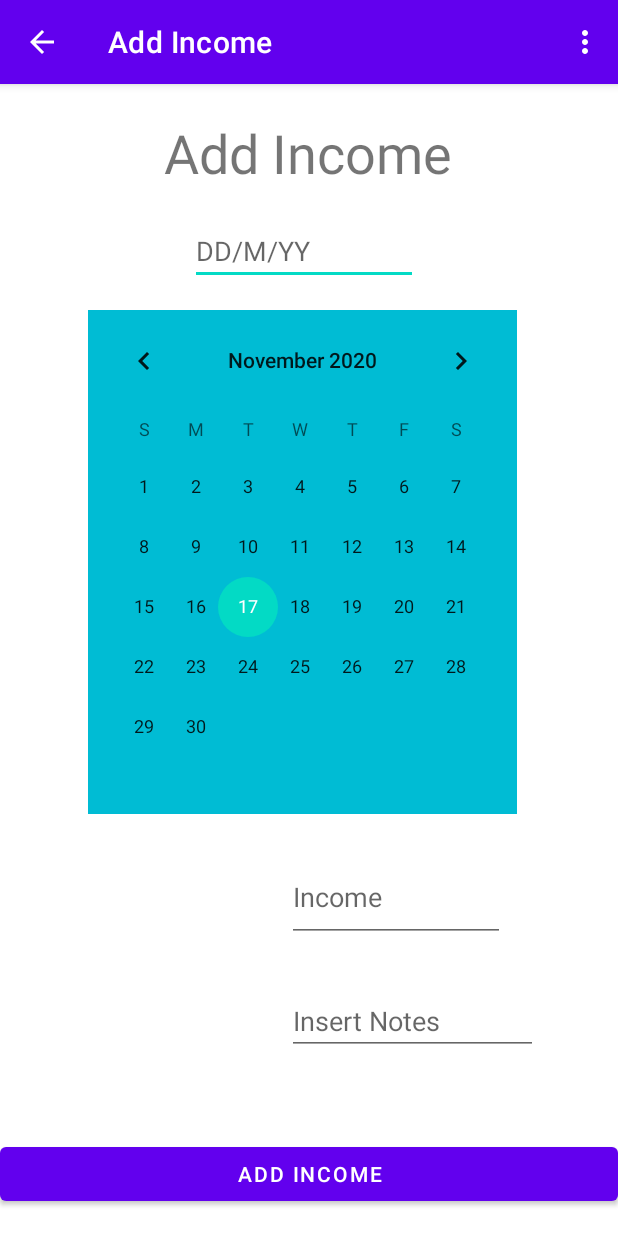
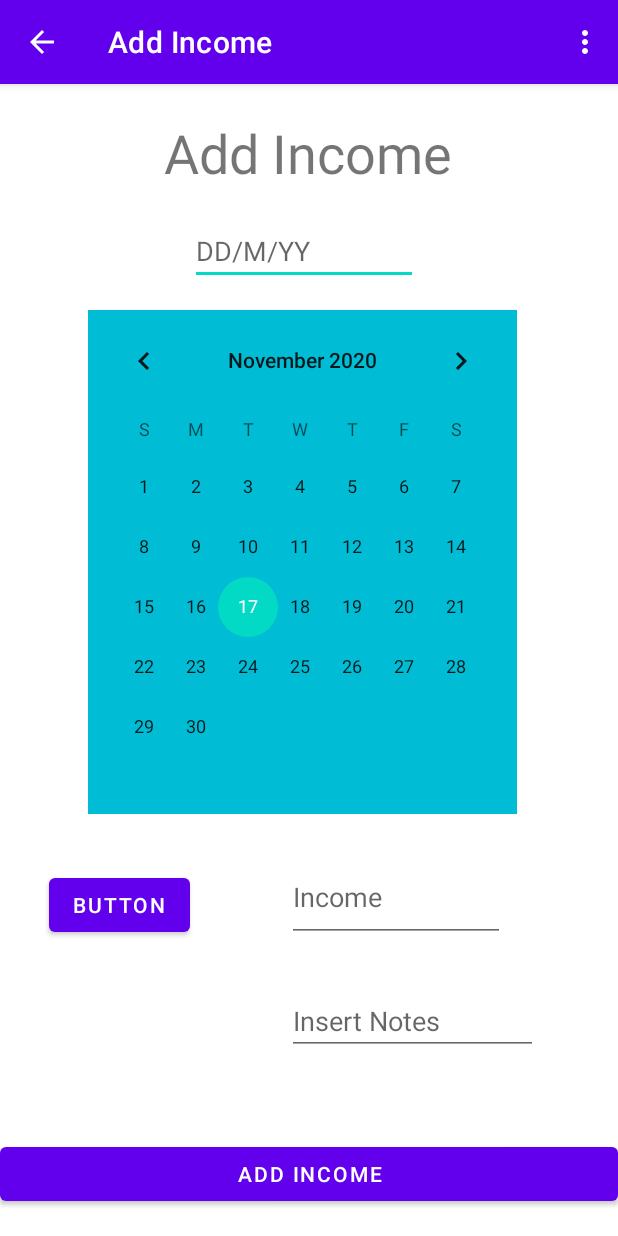
Before and after one commit to timoleonn/BudgetTrackingExpense, an Android app: the add_income screen opened directly, with no data from a screen before it, on a phone screen of 412 x 824 dp. Run offline under Robolectric (Android 15) with nearby library versions, the phone set to English and light mode, and no system bars.

Commit message:
Started on Expense

```diff
--- /dev/null
+++ b/app/src/main/java/com/example/budgettrackingexpense/Expense.java
@@ -0,0 +1,47 @@
+package com.example.budgettrackingexpense;
+
+public class Expense {
+    private String date;
+    private String note;
+    private String category;
+    private Double amount;
+
+    public Expense(String date, String note, String category, Double amount) {
+        this.date = date;
+        this.note = note;
+        this.category = category;
+        this.amount = amount;
+    }
+
+    public String getDate() {
+        return date;
+    }
+
+    public void setDate(String date) {
+        this.date = date;
+    }
+
+    public String getNote() {
+        return note;
+    }
+
+    public void setNote(String note) {
+        this.note = note;
+    }
+
+    public String getCategory() {
+        return category;
+    }
+
+    public void setCategory(String category) {
+        this.category = category;
+    }
+
+    public Double getAmount() {
+        return amount;
+    }
+
+    public void setAmount(Double amount) {
+        this.amount = amount;
+    }
+}
--- a/app/src/main/java/com/example/budgettrackingexpense/add_income.java
+++ b/app/src/main/java/com/example/budgettrackingexpense/add_income.java
@@ -8,6 +8,7 @@ import android.os.Bundle;
 import android.view.Menu;
 import android.view.MenuItem;
 import android.view.View;
+import android.widget.Button;
 import android.widget.CalendarView;
 import android.widget.EditText;
 import android.widget.TextView;
@@ -47,6 +48,21 @@ public class add_income extends AppCompatActivity {
                         etDate.setText(Date);
                     }
                 });
+
+        //  PREPARE AND READ JSON
+        Expense expenseData = new Expense("17/11/2020", "Salad", "Food", 4.55);
+
+//        Object
+
+
+        Button btnTestingTim = findViewById(R.id.btnTestingTim);
+
+        btnTestingTim.setOnClickListener(new View.OnClickListener() {
+            @Override
+            public void onClick(View v) {
+
+            }
+        });
     }
 
 
--- a/app/src/main/res/layout/activity_add_income.xml
+++ b/app/src/main/res/layout/activity_add_income.xml
@@ -87,4 +87,16 @@
         app:layout_constraintStart_toStartOf="parent"
         app:layout_constraintTop_toTopOf="parent"
         app:layout_constraintVertical_bias="0.349" />
+
+    <Button
+        android:id="@+id/btnTestingTim"
+        android:layout_width="wrap_content"
+        android:layout_height="wrap_content"
+        android:text="Button"
+        app:layout_constraintBottom_toBottomOf="parent"
+        app:layout_constraintEnd_toEndOf="parent"
+        app:layout_constraintHorizontal_bias="0.103"
+        app:layout_constraintStart_toStartOf="parent"
+        app:layout_constraintTop_toTopOf="parent"
+        app:layout_constraintVertical_bias="0.727" />
 </androidx.constraintlayout.widget.ConstraintLayout>
```
